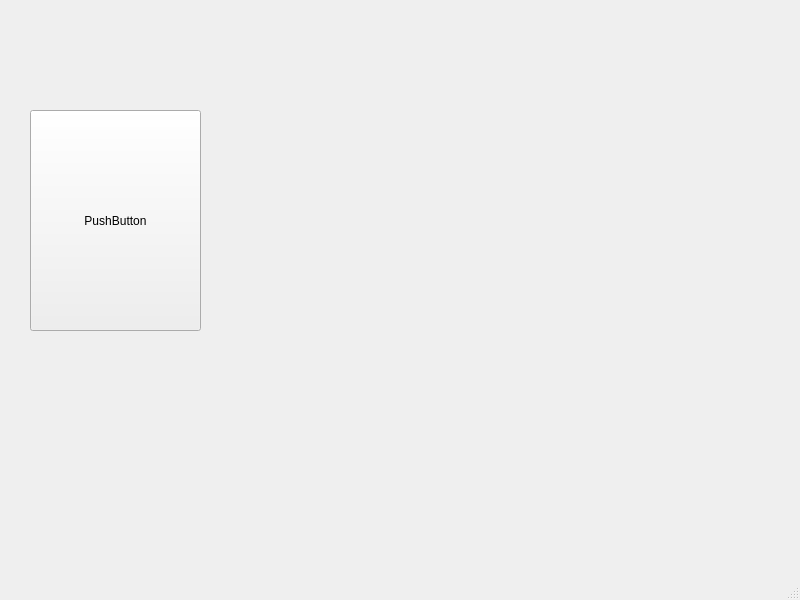
Before: the Qt Designer form mainwindow.ui in juzzzzzt/SpaceMissions, drawn with Qt 5.
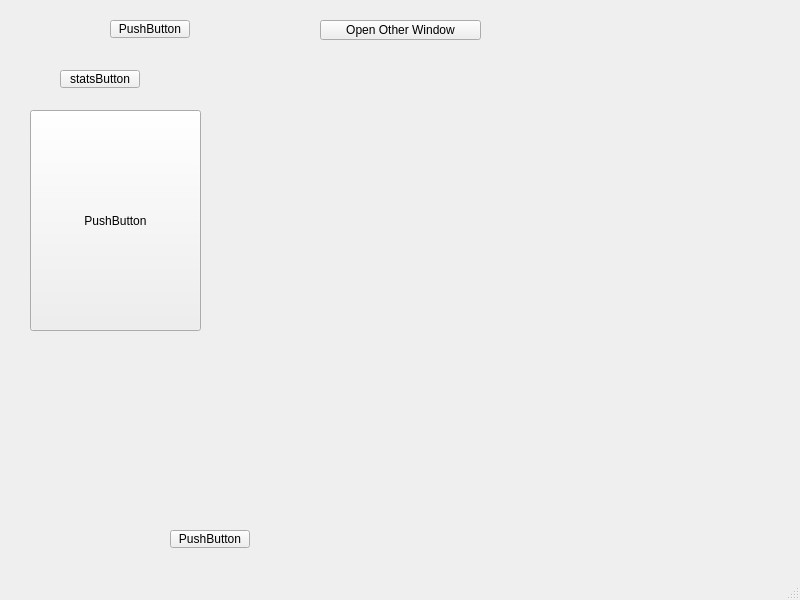
After: the same form once the commit is applied.

Patch:
```diff
--- a/mainwindow.ui
+++ b/mainwindow.ui
@@ -27,6 +27,58 @@
      <string>PushButton</string>
     </property>
    </widget>
+   <widget class="QPushButton" name="pushButton_2">
+    <property name="geometry">
+     <rect>
+      <x>60</x>
+      <y>70</y>
+      <width>80</width>
+      <height>18</height>
+     </rect>
+    </property>
+    <property name="text">
+     <string>statsButton</string>
+    </property>
+   </widget>
+   <widget class="QPushButton" name="pushButton_3">
+    <property name="geometry">
+     <rect>
+      <x>320</x>
+      <y>20</y>
+      <width>161</width>
+      <height>20</height>
+     </rect>
+    </property>
+    <property name="text">
+     <string>Open Other Window</string>
+    </property>
+   </widget>
+   <widget class="QPushButton" name="pushButton_4">
+    <property name="geometry">
+     <rect>
+      <x>170</x>
+      <y>530</y>
+      <width>80</width>
+      <height>18</height>
+     </rect>
+    </property>
+    <property name="text">
+     <string>PushButton</string>
+    </property>
+   </widget>
+   <widget class="QPushButton" name="pushButton_5">
+    <property name="geometry">
+     <rect>
+      <x>110</x>
+      <y>20</y>
+      <width>80</width>
+      <height>18</height>
+     </rect>
+    </property>
+    <property name="text">
+     <string>PushButton</string>
+    </property>
+   </widget>
   </widget>
   <widget class="QMenuBar" name="menubar">
    <property name="geometry">
```
Left out of the diff: 2 changed lines with no effect on the pictures.
